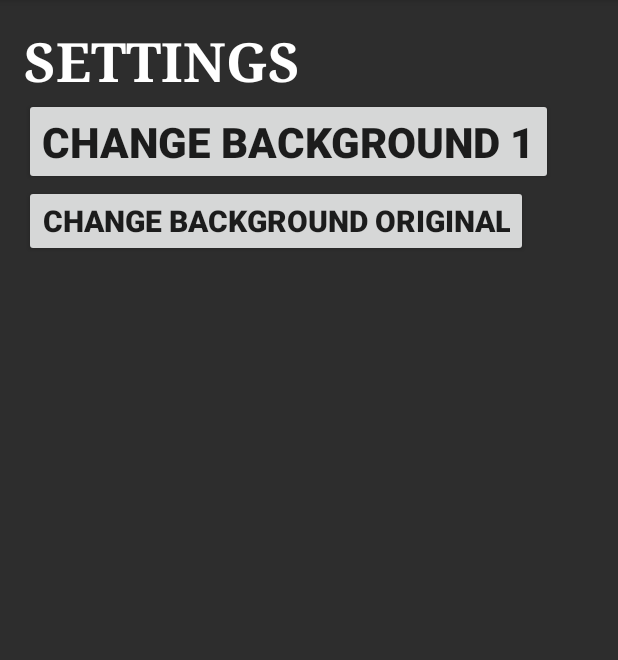
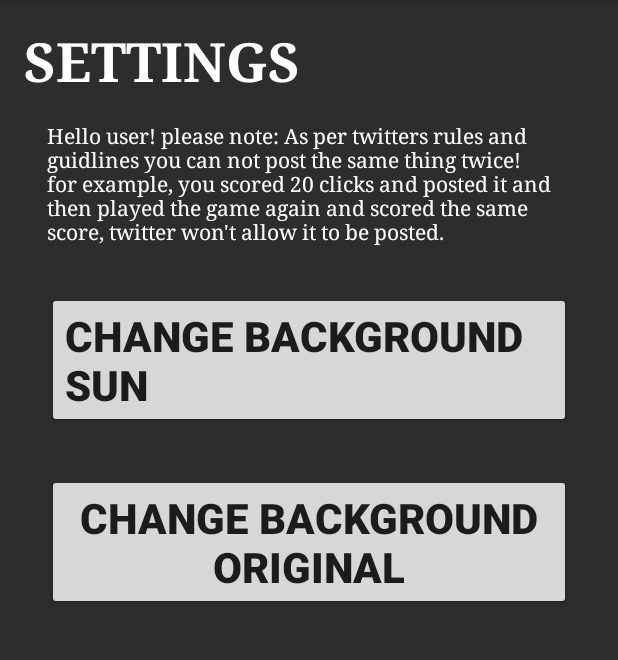
Before and after one commit to Angelo101/MobileComputingassignment2, an Android app: the screen it shows after launch (SettingsActivity), in the options menu, after a tap on "Settings", on a phone screen of 412 x 824 dp, the part 84-744 px from its top. Run offline under Robolectric (Android 15) with nearby library versions, the phone set to English and light mode, and no system bars; libraries missing offline, so code that uses them is left out: twitter4j.auth.

Commit message:
99% done

```diff
--- a/MemoryGame2/app/src/main/java/com/example/noobtube/memorygame/ActionBar.java
+++ b/MemoryGame2/app/src/main/java/com/example/noobtube/memorygame/ActionBar.java
@@ -29,18 +29,22 @@ public class ActionBar extends AppCompatActivity {
             case R.id.settings:
                 Intent intent = new Intent(ActionBar.this, SettingsActivity.class);
                 startActivity(intent);
+                this.finish();
                 return true;
             case R.id.scores:
                 Intent intentScores = new Intent(ActionBar.this, ViewListContents.class);
                 startActivity(intentScores);
+                this.finish();
                 return true;
             case R.id.playgame:
                 Intent intentPlay = new Intent(ActionBar.this, Game4x4Activity.class);
                 startActivity(intentPlay);
+                this.finish();
                 return true;
             case R.id.menu:
                 Intent intentMenu = new Intent(ActionBar.this, MenuActivity.class);
                 startActivity(intentMenu);
+                this.finish();
             default:
                 return super.onOptionsItemSelected(item);
         }
--- a/MemoryGame2/app/src/main/java/com/example/noobtube/memorygame/MenuActivity.java
+++ b/MemoryGame2/app/src/main/java/com/example/noobtube/memorygame/MenuActivity.java
@@ -51,7 +51,7 @@ public class MenuActivity extends  ActionBar {
 
         swipeLeft = (TextView) findViewById(R.id.swipeLeft);
         swipeLeft.setText("PLANET MEMORY GAME!\n" +
-                "\nSWIPE LEFT TO VIEW GAME INSTRUCTIONS");
+                "\nSWIPE FROM LEFT TO RIGHT TO VIEW THE GAME INSTRUCTIONS");
         gestureObject = new GestureDetectorCompat(this, new LearnGesture());
 
         post = (Button) findViewById(R.id.post);
@@ -95,6 +95,7 @@ public class MenuActivity extends  ActionBar {
                 soundEffect.start();
                 Intent intent = new Intent(MenuActivity.this, Game4x4Activity.class);
                 startActivity(intent);
+
             }
         });
     }
--- a/MemoryGame2/app/src/main/java/com/example/noobtube/memorygame/SettingsActivity.java
+++ b/MemoryGame2/app/src/main/java/com/example/noobtube/memorygame/SettingsActivity.java
@@ -24,7 +24,7 @@ public class SettingsActivity extends ActionBar {
         changeBackground.setOnClickListener(new View.OnClickListener() {
             @Override
             public void onClick(View v) { //changing the background image of menu
-                MenuActivity.backgroundCount +=1;
+                MenuActivity.backgroundCount = 1;
                 Intent intent = new Intent(context, MenuActivity.class);
                 startActivity(intent);
             }
--- a/MemoryGame2/app/src/main/res/layout/activity_high_scores_db.xml
+++ b/MemoryGame2/app/src/main/res/layout/activity_high_scores_db.xml
@@ -22,7 +22,7 @@
     <EditText
         android:layout_width="match_parent"
         android:layout_height="wrap_content"
-        android:id="@+id/editText"
+        android:id="@+id/scoreField"
         android:layout_below="@+id/btnAdd"
         android:layout_alignParentStart="true"
         android:layout_marginTop="23dp" />
--- a/MemoryGame2/app/src/main/res/layout/activity_settings.xml
+++ b/MemoryGame2/app/src/main/res/layout/activity_settings.xml
@@ -15,7 +15,7 @@
         android:text="SETTINGS"
         android:layout_width="wrap_content"
         android:layout_height="wrap_content"
-        android:id="@+id/textView"
+        android:id="@+id/settingsTitle"
         android:textAppearance="@android:style/TextAppearance.Holo.Large"
         android:textStyle="normal|bold"
         android:textSize="36sp"
@@ -23,12 +23,25 @@
         android:textColor="#FFFFFF"
          />
 
+    <TextView
+        android:text="Hello user! please note: As per twitters rules and guidlines you can not post the same thing twice!
+        for example, you scored 20 clicks and posted it and then played the game again and scored the same score, twitter won't allow it to be posted."
+        android:layout_width="wrap_content"
+        android:layout_height="wrap_content"
+        android:fontFamily="serif"
+        android:textColor="#FFFFFF"
+        android:layout_margin="15dp"
+        android:layout_column="0"
+        android:layout_row="1"
+        android:id="@+id/twitterRules" />
+
     <Button
-        android:text="Change Background 1"
+        android:text="Change Background Sun"
         android:layout_width="wrap_content"
         android:layout_height="wrap_content"
         android:id="@+id/changeBackground"
-        android:layout_row="1"
+        android:layout_margin="15dp"
+        android:layout_row="2"
         android:layout_column="0"
         android:textSize="28sp"
         android:textStyle="normal|bold"
@@ -38,10 +51,10 @@
         android:text="Change Background Original"
         android:layout_width="wrap_content"
         android:layout_height="wrap_content"
-        android:layout_row="2"
+        android:layout_margin="15dp"
+        android:layout_row="3"
         android:layout_column="0"
-        android:textSize="20sp"
-
+        android:textSize="28sp"
         android:id="@+id/buttonOriginal"
         android:textStyle="normal|bold" />
 </GridLayout>
```
Also changed, not shown: MemoryGame2/app/src/main/java/com/example/noobtube/memorygame/Game4x4Activity.java (+6 -6 lines), MemoryGame2/app/src/main/java/com/example/noobtube/memorygame/HighScoresDB.java (+5 -7 lines), MemoryGame2/app/src/main/java/com/example/noobtube/memorygame/TwitterMain.java (+18 -13 lines), MemoryGame2/app/src/main/java/com/example/noobtube/memorygame/ViewListContents.java (+9 -4 lines).
